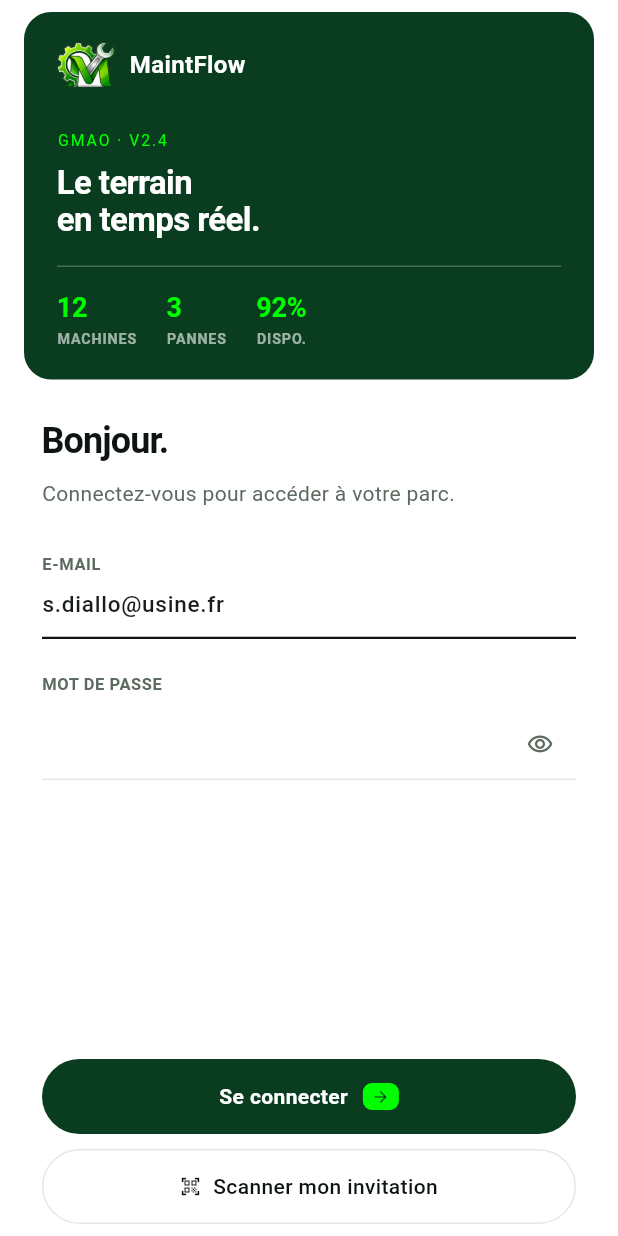
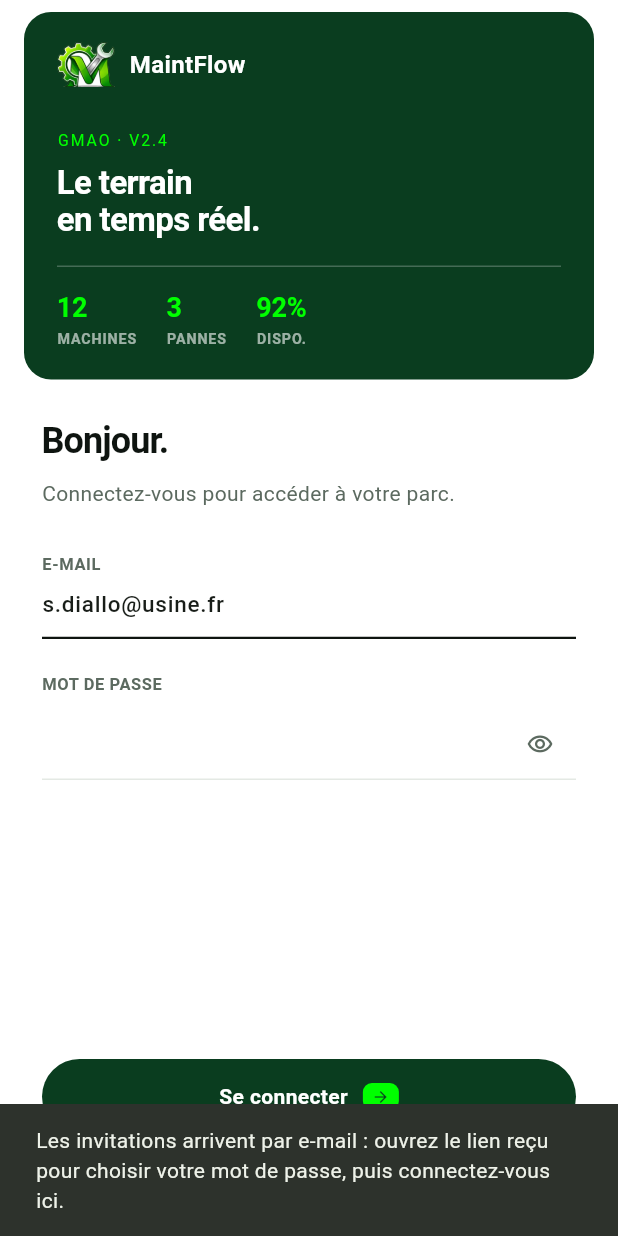
Before and after one commit to HOUEGBELO99/maintflow, a Flutter app: the screen it shows after launch, after a tap on "Scanner mon invitation", on a phone screen of 412 x 824 dp. Run offline on Flutter 3.47's test engine with Material 3 defaults, Android fonts, the phone set to English and light mode, and no system bars; our stand-ins replace connectivity_plus, dio, drift, flutter_riverpod, flutter_secure_storage, freezed_annotation and 7 more; missing offline and left inert: mobile_scanner; accounts and stored records are empty; generated files the repository leaves out were written again; network calls fail.

Commit message:
fix(mobile): sign-in survives the API cold start and explains failures
The API sleeps on free hosting and takes 30-75 s to wake; the app gave up after 20 s on GET /auth/me (right after a successful Supabase sign-in) and showed 'vérifiez vos identifiants' for every error. /auth/me now waits up to 90 s (60 s for other calls), a 'le serveur démarre' hint appears while waiting, and errors say what actually failed (wrong password, unconfirmed account, server starting, no network, no MaintFlow profile). The dead 'Scanner mon invitation' button now explains how invitations work.

Co-Authored-By: Claude Opus 5.5 <noreply@anthropic.com>

```diff
--- a/apps/mobile/lib/core/network/api_client.dart
+++ b/apps/mobile/lib/core/network/api_client.dart
@@ -16,8 +16,9 @@ final apiClientProvider = Provider<Dio>((ref) {
   final dio = Dio(
     BaseOptions(
       baseUrl: '${Env.apiUrl}/api/v1',
-      connectTimeout: const Duration(seconds: 10),
-      receiveTimeout: const Duration(seconds: 20),
+      connectTimeout: const Duration(seconds: 20),
+      // Covers a cold start of the API on free hosting (~30-75 s).
+      receiveTimeout: const Duration(seconds: 60),
       contentType: 'application/json',
     ),
   );
--- a/apps/mobile/lib/features/auth/login_screen.dart
+++ b/apps/mobile/lib/features/auth/login_screen.dart
@@ -1,7 +1,10 @@
+import 'dart:async';
+
 import 'package:flutter/material.dart';
 import 'package:flutter_riverpod/flutter_riverpod.dart';
 
 import 'package:maintflow_mobile/core/theme/app_theme.dart';
+import 'package:maintflow_mobile/data/auth/sign_in_error.dart';
 import 'package:maintflow_mobile/features/auth/auth_controller.dart';
 
 /// Login screen — dark hero strip on top (mirrors the desktop login-aside DNA),
@@ -18,23 +21,33 @@ class _LoginScreenState extends ConsumerState<LoginScreen> {
   final _password = TextEditingController();
   bool _obscure = true;
 
+  /// Set when sign-in takes long — usually the API waking up.
+  bool _slow = false;
+  Timer? _slowTimer;
+
   @override
   void dispose() {
+    _slowTimer?.cancel();
     _email.dispose();
     _password.dispose();
     super.dispose();
   }
 
   Future<void> _signIn() async {
+    _slowTimer?.cancel();
+    _slowTimer = Timer(const Duration(seconds: 4), () {
+      if (mounted) setState(() => _slow = true);
+    });
     await ref
         .read(authControllerProvider.notifier)
         .signIn(_email.text.trim(), _password.text);
+    _slowTimer?.cancel();
+    if (!mounted) return;
+    setState(() => _slow = false);
     final state = ref.read(authControllerProvider);
-    if (state.hasError && mounted) {
+    if (state.hasError) {
       ScaffoldMessenger.of(context).showSnackBar(
-        const SnackBar(
-          content: Text('Connexion impossible — vérifiez vos identifiants.'),
-        ),
+        SnackBar(content: Text(describeSignInError(state.error!))),
       );
     }
   }
@@ -147,6 +160,19 @@ class _LoginScreenState extends ConsumerState<LoginScreen> {
                             ),
                             const SizedBox(height: 12),
                             const Spacer(),
+                            if (loading && _slow)
+                              const Padding(
+                                padding: EdgeInsets.only(bottom: 10),
+                                child: Text(
+                                  'Le serveur démarre, cela peut prendre '
+                                  "jusqu'à une minute…",
+                                  textAlign: TextAlign.center,
+                                  style: TextStyle(
+                                    fontSize: 12.5,
+                                    color: AppColors.mute,
+                                  ),
+                                ),
+                              ),
                             _PrimaryCta(
                               label: 'Se connecter',
                               loading: loading,
@@ -156,7 +182,16 @@ class _LoginScreenState extends ConsumerState<LoginScreen> {
                             _GhostCta(
                               label: 'Scanner mon invitation',
                               icon: Icons.qr_code_scanner,
-                              onTap: () {},
+                              onTap: () =>
+                                  ScaffoldMessenger.of(context).showSnackBar(
+                                const SnackBar(
+                                  content: Text(
+                                    "Les invitations arrivent par e-mail : "
+                                    'ouvrez le lien reçu pour choisir votre '
+                                    'mot de passe, puis connectez-vous ici.',
+                                  ),
+                                ),
+                              ),
                             ),
                             const SizedBox(height: 8),
                           ],
```
Also changed, not shown: apps/mobile/lib/data/auth/auth_repository.dart (+6 -1 lines), apps/mobile/lib/data/auth/sign_in_error.dart (added, +57 -0 lines), 1 other file.
